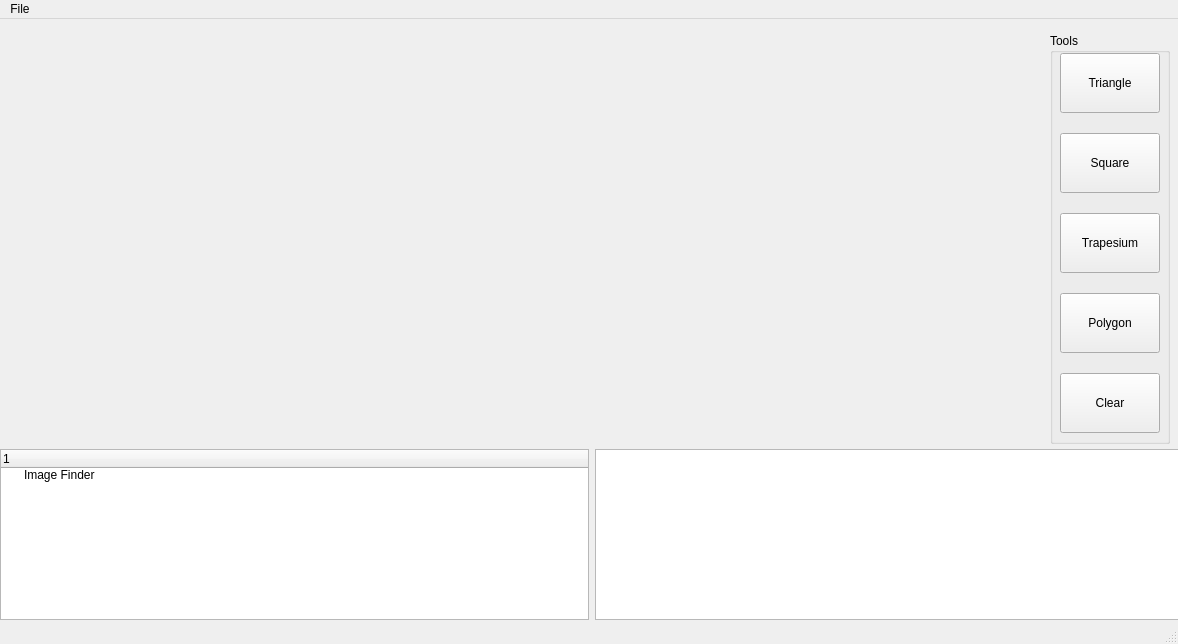
ryanewart/SDI, file SRC/mainwindow.ui: the form before one commit.
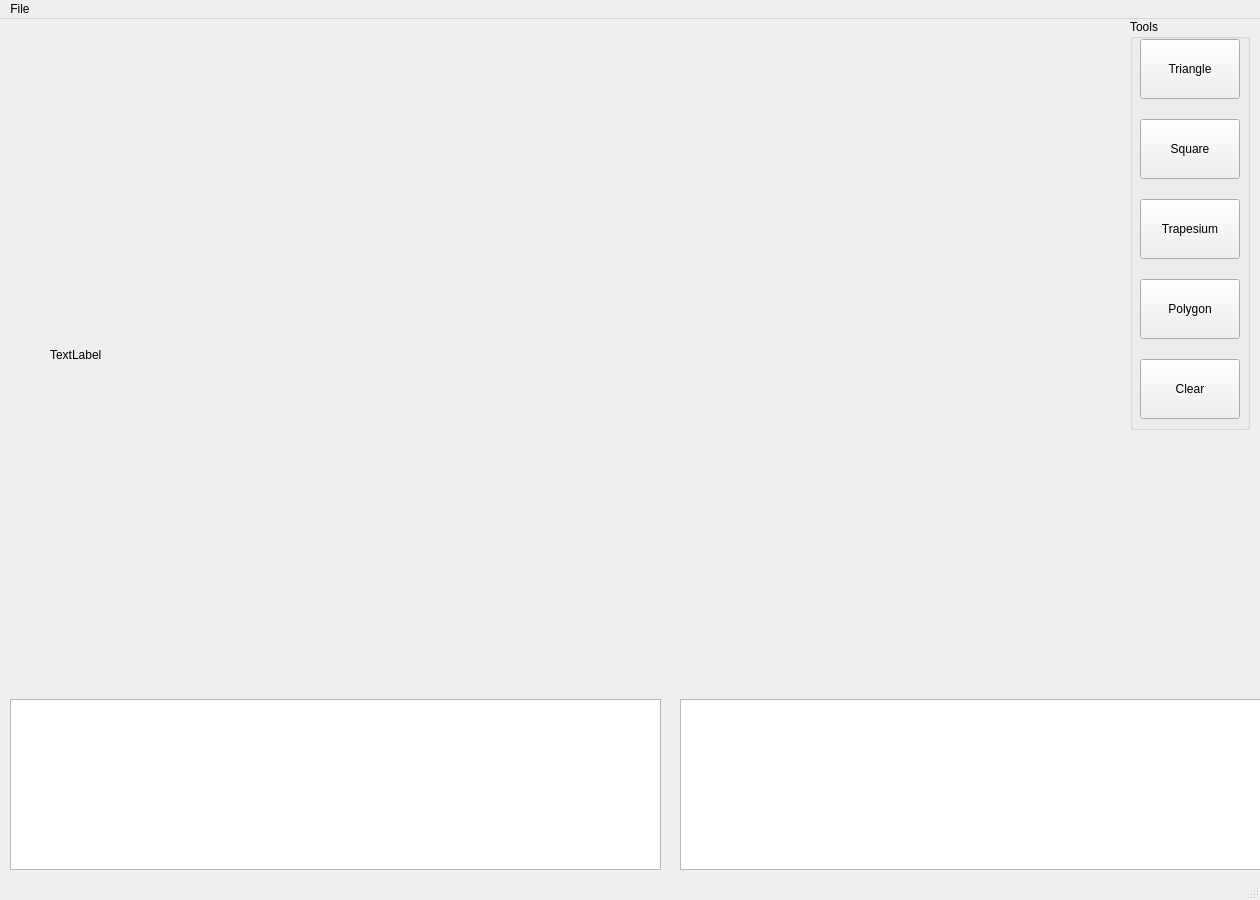
The form after the commit.

Commit message: Added treeView for image selection and made the window bigger

```diff
--- a/SRC/mainwindow.ui
+++ b/SRC/mainwindow.ui
@@ -6,39 +6,19 @@
    <rect>
     <x>0</x>
     <y>0</y>
-    <width>1178</width>
-    <height>644</height>
+    <width>1260</width>
+    <height>900</height>
    </rect>
   </property>
   <property name="windowTitle">
    <string>MainWindow</string>
   </property>
   <widget class="QWidget" name="centralwidget">
-   <widget class="QTreeWidget" name="treeWidget">
-    <property name="geometry">
-     <rect>
-      <x>0</x>
-      <y>430</y>
-      <width>589</width>
-      <height>171</height>
-     </rect>
-    </property>
-    <column>
-     <property name="text">
-      <string>1</string>
-     </property>
-    </column>
-    <item>
-     <property name="text">
-      <string>Image Finder</string>
-     </property>
-    </item>
-   </widget>
    <widget class="QListView" name="ClassFinder">
     <property name="geometry">
      <rect>
-      <x>595</x>
-      <y>430</y>
+      <x>680</x>
+      <y>680</y>
       <width>589</width>
       <height>171</height>
      </rect>
@@ -47,8 +27,8 @@
    <widget class="QGroupBox" name="groupBox">
     <property name="geometry">
      <rect>
-      <x>1050</x>
-      <y>14</y>
+      <x>1130</x>
+      <y>0</y>
       <width>120</width>
       <height>411</height>
      </rect>
@@ -128,13 +108,36 @@
      </property>
     </widget>
    </widget>
+   <widget class="QTreeView" name="treeView">
+    <property name="geometry">
+     <rect>
+      <x>10</x>
+      <y>680</y>
+      <width>651</width>
+      <height>171</height>
+     </rect>
+    </property>
+   </widget>
+   <widget class="QLabel" name="labelMainPic">
+    <property name="geometry">
+     <rect>
+      <x>50</x>
+      <y>20</y>
+      <width>1021</width>
+      <height>631</height>
+     </rect>
+    </property>
+    <property name="text">
+     <string>TextLabel</string>
+    </property>
+   </widget>
   </widget>
   <widget class="QMenuBar" name="menubar">
    <property name="geometry">
     <rect>
      <x>0</x>
      <y>0</y>
-     <width>1178</width>
+     <width>1260</width>
      <height>22</height>
     </rect>
    </property>
```
The commit also changes 5 other files.
